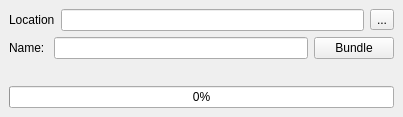
Before: the Qt Designer form ui/bundle.ui in iceanimations/SceneBundle, drawn with Qt 5.
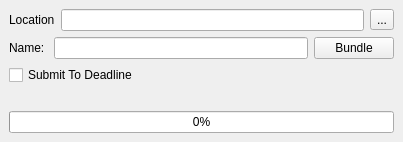
After: the same form once the commit is applied.

Commit message: Ui changed to accomodate deadline UI chaining

Patch:
```diff
--- a/ui/bundle.ui
+++ b/ui/bundle.ui
@@ -7,7 +7,7 @@
     <x>0</x>
     <y>0</y>
     <width>403</width>
-    <height>117</height>
+    <height>140</height>
    </rect>
   </property>
   <property name="windowTitle">
@@ -63,6 +63,16 @@
       </item>
      </layout>
     </item>
+    <item>
+     <widget class="QCheckBox" name="deadlineCheck">
+      <property name="text">
+       <string>Submit To Deadline</string>
+      </property>
+      <property name="checked">
+       <bool>false</bool>
+      </property>
+     </widget>
+    </item>
     <item>
      <widget class="QLabel" name="statusLabel">
       <property name="text">
```
The commit also changes 1 other file.
